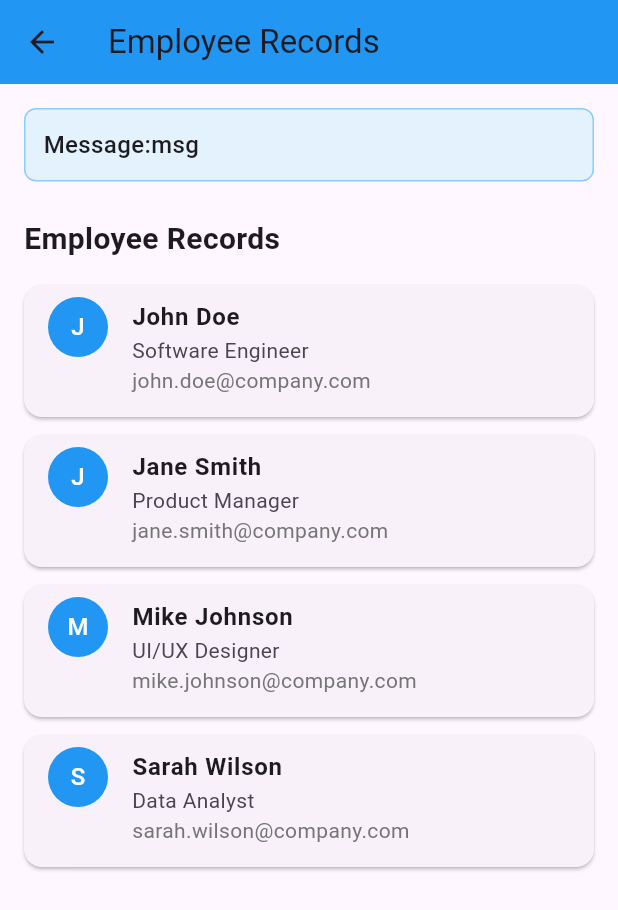
After one commit to sijalneupane/fcm_poc, a Flutter app: the screen it shows after launch, after a tap on "Employee", on a phone screen of 412 x 824 dp. The commit adds this screen. Shown: the top 910 px of the screen. Run offline on Flutter 3.47's test engine with Material 3 defaults, Android fonts, the phone set to English and light mode, and no system bars; our stand-ins replace dio, firebase_core, firebase_messaging, flutter_local_notifications, go_router, shared_preferences; accounts and stored records are empty; network calls fail.

Commit message:
Feat: Implement routing and navigation with GoRouter, update themes, and enhance login functionality

```diff
--- a/lib/core/api_const.dart
+++ b/lib/core/api_const.dart
@@ -1,5 +1,5 @@
 class ApiConst {
-  static const String _baseUrl="";
+  static const String _baseUrl="https://9af80002cd26.ngrok-free.app";
   static const loginUrl="$_baseUrl/login";
   static const forgotPassword="$_baseUrl/forgotPassword";
   static const veryOtp="$_baseUrl/verifyOtp";
--- /dev/null
+++ b/lib/core/go_router_config.dart
@@ -0,0 +1,43 @@
+import 'package:fcm_poc/core/not_found_page.dart';
+import 'package:fcm_poc/features/auth/pages/login_page.dart';
+import 'package:fcm_poc/features/employee/views/employee_page.dart';
+import 'package:fcm_poc/features/home/pages/hompage.dart';
+import 'package:fcm_poc/main.dart';
+import 'package:fcm_poc/notifications_page.dart';
+import 'package:firebase_messaging/firebase_messaging.dart';
+import 'package:flutter/material.dart';
+import 'package:go_router/go_router.dart';
+
+/// The route configuration.
+class AppRouter {
+  static final GoRouter goRouter = GoRouter(
+    initialLocation: '/home',
+    routes: <RouteBase>[
+      GoRoute(
+        path: '/home',
+        builder: (BuildContext context, GoRouterState state) {
+          return const HomePage();
+        },
+      ),
+      GoRoute(
+        path: '/notification',
+        builder: (BuildContext context, GoRouterState state) {
+          return const NotificationsPage();
+        },
+      ),
+      GoRoute(
+        path: '/login',
+        builder: (BuildContext context, GoRouterState state) {
+          return const LoginPage();
+        },
+      ),
+      GoRoute(path: '/employee',
+      builder: (context, state) {
+        // final msg=state.extra as RemoteMessage;
+        return EmployeePage(message: "msg");
+      },
+      )
+    ],
+    errorBuilder: (context, state) => NotFoundPage(state.uri.toString()),
+  );
+}
--- a/lib/features/auth/provider/login_provider.dart
+++ b/lib/features/auth/provider/login_provider.dart
@@ -2,6 +2,7 @@ import 'package:fcm_poc/core/api_response.dart';
 import 'package:fcm_poc/features/auth/model/logindata.dart';
 import 'package:flutter/material.dart';
 import 'package:shared_preferences/shared_preferences.dart';
+import 'package:firebase_messaging/firebase_messaging.dart';
 import '../service/login_service.dart';
 
 class LoginProvider extends ChangeNotifier {
@@ -29,8 +30,10 @@ class LoginProvider extends ChangeNotifier {
   }
 
   Future<void> loadFcmToken() async {
+    String? token = await FirebaseMessaging.instance.getToken();
+    _fcmToken = token ?? '';
     SharedPreferences prefs = await SharedPreferences.getInstance();
-    _fcmToken = prefs.getString('fcm_token') ?? '';
+    await prefs.setString('fcm_token', _fcmToken);
     notifyListeners();
   }
 
--- a/lib/features/auth/service/login_service.dart
+++ b/lib/features/auth/service/login_service.dart
@@ -9,7 +9,15 @@ class LoginService implements ILoginService {
   @override
   Future<ApiResponse> login(LoginData loginData) async {
     Dio dio=Dio();
-    Response res=await dio.post(ApiConst.loginUrl);
+    final data=loginData.toJson();
+    try {
+      Response res=await dio.post(ApiConst.loginUrl,data: data);
+    ApiResponse apiRes=  ApiResponse(data: res.data,errorMessaage: res.data["message"],statusCode: res.statusCode);
+    return apiRes;
+    } catch (e) {
+      print(e.toString());
+      return ApiResponse(errorMessaage: e.toString(),statusCode:500);
+    }
     throw UnimplementedError();
     // return email.isNotEmpty && password.isNotEmpty && fcmToken.isNotEmpty;
   }
--- /dev/null
+++ b/lib/features/employee/views/employee_page.dart
@@ -0,0 +1,99 @@
+
+import 'package:firebase_messaging/firebase_messaging.dart';
+import 'package:flutter/material.dart';
+
+class EmployeePage extends StatelessWidget {
+  final String message;
+
+  const EmployeePage({
+    Key? key,
+    required this.message,
+  }) : super(key: key);
+
+  @override
+  Widget build(BuildContext context) {
+    return Scaffold(
+      appBar: AppBar(
+        title: const Text('Employee Records'),
+        backgroundColor: Colors.blue,
+      ),
+      body: Padding(
+        padding: const EdgeInsets.all(16.0),
+        child: Column(
+          crossAxisAlignment: CrossAxisAlignment.start,
+          children: [
+            // Message display
+            Container(
+              width: double.infinity,
+              padding: const EdgeInsets.all(12.0),
+              decoration: BoxDecoration(
+                color: Colors.blue.shade50,
+                borderRadius: BorderRadius.circular(8.0),
+                border: Border.all(color: Colors.blue.shade200),
+              ),
+              child: Text(
+                'Message:' +message.toString(),
+                style: const TextStyle(
+                  fontSize: 16,
+                  fontWeight: FontWeight.w500,
+                ),
+              ),
+            ),
+            const SizedBox(height: 24),
+
+            // Employee records
+            const Text(
+              'Employee Records',
+              style: TextStyle(
+                fontSize: 20,
+                fontWeight: FontWeight.bold,
+              ),
+            ),
+            const SizedBox(height: 16),
+
+            Expanded(
+              child: ListView(
+                children: [
+                  _buildEmployeeCard('John Doe', 'Software Engineer', 'john.doe@company.com'),
+                  _buildEmployeeCard('Jane Smith', 'Product Manager', 'jane.smith@company.com'),
+                  _buildEmployeeCard('Mike Johnson', 'UI/UX Designer', 'mike.johnson@company.com'),
+                  _buildEmployeeCard('Sarah Wilson', 'Data Analyst', 'sarah.wilson@company.com'),
+                ],
+              ),
+            ),
+          ],
+        ),
+      ),
+    );
+  }
+
+  Widget _buildEmployeeCard(String name, String position, String email) {
+    return Card(
+      margin: const EdgeInsets.only(bottom: 12.0),
+      child: ListTile(
+        leading: CircleAvatar(
+          backgroundColor: Colors.blue,
+          child: Text(
+            name[0],
+            style: const TextStyle(color: Colors.white),
+          ),
+        ),
+        title: Text(
+          name,
+          style: const TextStyle(fontWeight: FontWeight.bold),
+        ),
+        subtitle: Column(
+          crossAxisAlignment: CrossAxisAlignment.start,
+          children: [
+            Text(position),
+            Text(
+              email,
+              style: TextStyle(color: Colors.grey.shade600),
+            ),
+          ],
+        ),
+        isThreeLine: true,
+      ),
+    );
+  }
+}
--- /dev/null
+++ b/lib/features/home/pages/hompage.dart
@@ -0,0 +1,51 @@
+import 'package:flutter/material.dart';
+import 'package:go_router/go_router.dart';
+
+class HomePage extends StatelessWidget {
+	const HomePage({Key? key}) : super(key: key);
+
+	@override
+	Widget build(BuildContext context) {
+			return Scaffold(
+				appBar: AppBar(title: const Text('Homepage')),
+				body: Stack(
+					children: [
+						Center(
+							child: Column(
+								mainAxisSize: MainAxisSize.min,
+								children: [
+									ElevatedButton(
+										onPressed: () {
+											context.push('/home');
+										},
+										child: const Text('Home'),
+									),
+									const SizedBox(height: 16),
+									ElevatedButton(
+										onPressed: () {
+											context.push('/employee');
+										},
+										child: const Text('Employee'),
+									),
+									const SizedBox(height: 16),
+									ElevatedButton(
+										onPressed: () {
+											context.push('/notification');
+										},
+										child: const Text('Notifications'),
+									),
+									const SizedBox(height: 16),
+									ElevatedButton(
+										onPressed: () {
+											context.push('/login');
+										},
+										child: const Text('Login'),
+									),
+								],
+							),
+						),
+					],
+				),
+			);
+	}
+}
```
Also changed, not shown: lib/core/not_found_page.dart (added, +16 -0 lines), lib/features/auth/pages/login_page.dart (+22 -5 lines), lib/main.dart (+14 -46 lines), 3 other files.
